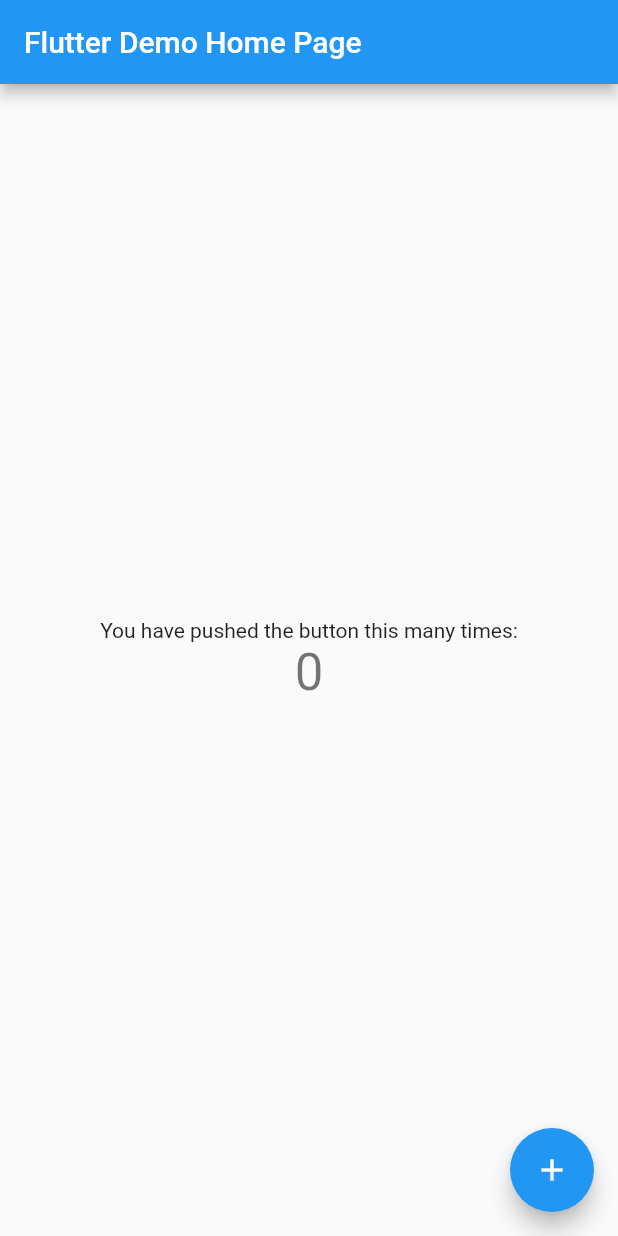
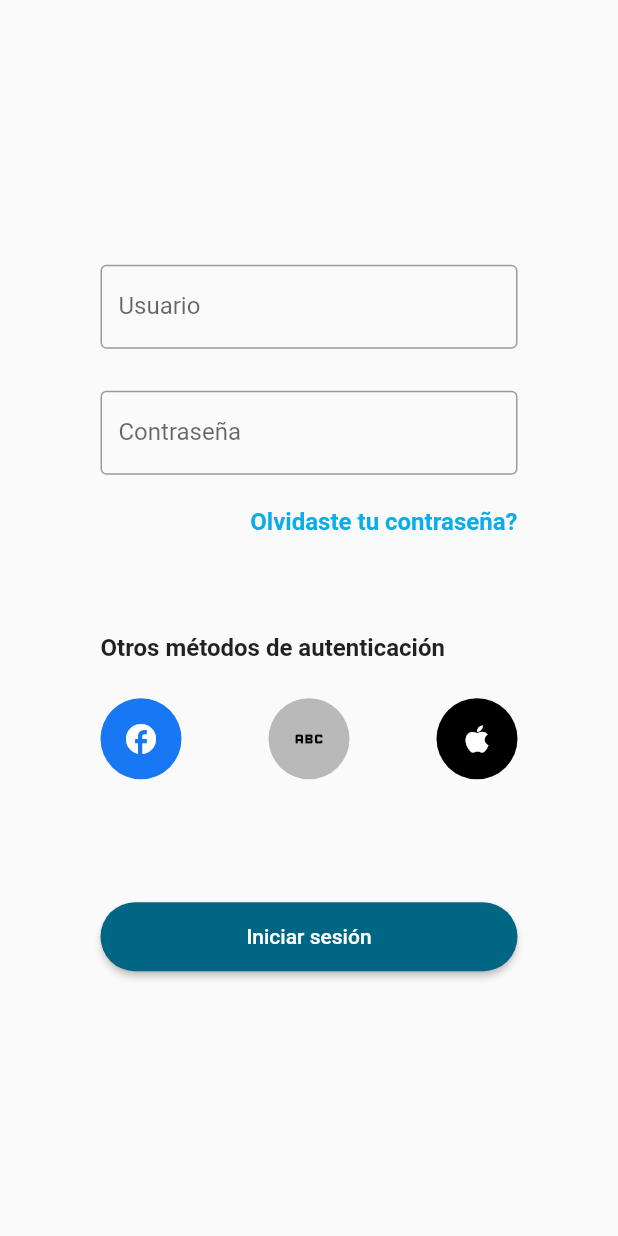
Before and after one commit to Acurame/cuervo_app, a Flutter app: the screen it shows after launch, on a phone screen of 412 x 824 dp. Run offline on Flutter 3.47's test engine with Material 2 defaults, Android fonts, the phone set to English and light mode, and no system bars.

Commit message:
lo que emos visto en clase

```diff
--- /dev/null
+++ b/lib/login.dart
@@ -0,0 +1,146 @@
+import 'package:flutter/material.dart';
+
+class LoginScreen extends StatefulWidget {
+  const LoginScreen({Key? key}) : super(key: key);
+
+  @override
+  State<LoginScreen> createState() => _LoginScreenState();
+}
+
+class _LoginScreenState extends State<LoginScreen> {
+  @override
+  Widget build(BuildContext context) {
+    return Scaffold(
+      body: Center(
+        child: Column(
+          mainAxisAlignment: MainAxisAlignment.center,
+          crossAxisAlignment: CrossAxisAlignment.start,
+          children: [
+            Column(
+              mainAxisAlignment: MainAxisAlignment.center,
+              crossAxisAlignment: CrossAxisAlignment.end,
+              children: [
+                Container(
+                  width: 278,
+                  height: 56,
+                  child: const TextField(
+                    decoration: InputDecoration(
+                      labelText: "Usuario",
+                      border: OutlineInputBorder(),
+                    ),
+                  ),
+                ),
+                const SizedBox(height: 28),
+                Container(
+                  width: 278,
+                  height: 56,
+                  child: const TextField(
+                    decoration: InputDecoration(
+                      labelText: "Contraseña",
+                      border: OutlineInputBorder(),
+                    ),
+                  ),
+                ),
+                const SizedBox(height: 22),
+                const Text(
+                  "Olvidaste tu contraseña?",
+                  style: TextStyle(
+                    color: Color(0xFF09ADEA),
+                    fontSize: 16.0,
+                    fontWeight: FontWeight.w600,
+                  ),
+                ),
+              ],
+            ),
+            const SizedBox(height: 65),
+            Column(
+              crossAxisAlignment: CrossAxisAlignment.start,
+              children: [
+                Text(
+                  "Otros métodos de autenticación",
+                  style: const TextStyle(
+                    fontSize: 16.0,
+                    fontWeight: FontWeight.w600,
+                  ),
+                ),
+                const SizedBox(
+                  height: 24,
+                ),
+                Container(
+                  width: 278.0,
+                  child: Row(
+                    mainAxisAlignment: MainAxisAlignment.spaceBetween,
+                    children: [
+                      Ink(
+                        width: 54.0,
+                        height: 54.0,
+                        decoration: const ShapeDecoration(
+                          color: Color(0xFF1877F2),
+                          shape: CircleBorder(),
+                        ),
+                        child: IconButton(
+                          padding: const EdgeInsets.all(6.0),
+                          icon: const Icon(Icons.facebook),
+                          color: Colors.white,
+                          onPressed: () {},
+                        ),
+                      ),
+                      Ink(
+                        width: 54.0,
+                        height: 54.0,
+                        decoration: const ShapeDecoration(
+                          color: Colors.black26,
+                          shape: CircleBorder(),
+                        ),
+                        child: IconButton(
+                          padding: const EdgeInsets.all(6.0),
+                          icon: const Icon(Icons.abc),
+                          color: Colors.black,
+                          onPressed: () {},
+                        ),
+                      ),
+                      Ink(
+                        width: 54.0,
+                        height: 54.0,
+                        decoration: const ShapeDecoration(
+                          color: Colors.black,
+                          shape: CircleBorder(),
+                        ),
+                        child: IconButton(
+                          padding: const EdgeInsets.all(6.0),
+                          icon: const Icon(Icons.apple),
+                          color: Colors.white,
+                          onPressed: () {},
+                        ),
+                      ),
+                    ],
+                  ),
+                ),
+                const SizedBox(
+                  height: 82.0,
+                ),
+                SizedBox(
+                  width: 278,
+                  height: 46,
+                  child: ElevatedButton(
+                    style: ButtonStyle(
+                        backgroundColor: MaterialStateProperty.all(
+                          const Color(0xFF006684),
+                        ),
+                        shape:
+                            MaterialStateProperty.all<RoundedRectangleBorder>(
+                                RoundedRectangleBorder(
+                          borderRadius: BorderRadius.circular(92.0),
+                        ))),
+                    onPressed: () {},
+                    child: const Text('Iniciar sesión'),
+                  ),
+                ),
+              ],
+            ),
+          ],
+        ),
+      ),
+    );
+  }
+}
--- a/lib/main.dart
+++ b/lib/main.dart
@@ -1,3 +1,4 @@
+import 'package:cuervo_app/login.dart';
 import 'package:flutter/material.dart';
 
 void main() {
@@ -11,105 +12,14 @@
   @override
   Widget build(BuildContext context) {
     return MaterialApp(
-      title: 'Flutter Demo',
+      debugShowCheckedModeBanner: false,
+      title: 'Titulo',
       theme: ThemeData(
-        // This is the theme of your application.
-        //
-        // Try running your application with "flutter run". You'll see the
-        // application has a blue toolbar. Then, without quitting the app, try
-        // changing the primarySwatch below to Colors.green and then invoke
-        // "hot reload" (press "r" in the console where you ran "flutter run",
-        // or simply save your changes to "hot reload" in a Flutter IDE).
-        // Notice that the counter didn't reset back to zero; the application
-        // is not restarted.
         primarySwatch: Colors.blue,
+        brightness: Brightness.light,
+        appBarTheme: const AppBarTheme(backgroundColor: Colors.black),
       ),
-      home: const MyHomePage(title: 'Flutter Demo Home Page'),
+      home: const LoginScreen(),
     );
   }
 }
-
-class MyHomePage extends StatefulWidget {
-  const MyHomePage({Key? key, required this.title}) : super(key: key);
-
-  // This widget is the home page of your application. It is stateful, meaning
-  // that it has a State object (defined below) that contains fields that affect
-  // how it looks.
-
-  // This class is the configuration for the state. It holds the values (in this
-  // case the title) provided by the parent (in this case the App widget) and
-  // used by the build method of the State. Fields in a Widget subclass are
-  // always marked "final".
-
-  final String title;
-
-  @override
-  State<MyHomePage> createState() => _MyHomePageState();
-}
-
-class _MyHomePageState extends State<MyHomePage> {
-  int _counter = 0;
-
-  void _incrementCounter() {
-    setState(() {
-      // This call to setState tells the Flutter framework that something has
-      // changed in this State, which causes it to rerun the build method below
-      // so that the display can reflect the updated values. If we changed
-      // _counter without calling setState(), then the build method would not be
-      // called again, and so nothing would appear to happen.
-      _counter++;
-    });
-  }
-
-  @override
-  Widget build(BuildContext context) {
-    // This method is rerun every time setState is called, for instance as done
-    // by the _incrementCounter method above.
-    //
-    // The Flutter framework has been optimized to make rerunning build methods
-    // fast, so that you can just rebuild anything that needs updating rather
-    // than having to individually change instances of widgets.
-    return Scaffold(
-      appBar: AppBar(
-        // Here we take the value from the MyHomePage object that was created by
-        // the App.build method, and use it to set our appbar title.
-        title: Text(widget.title),
-      ),
-      body: Center(
-        // Center is a layout widget. It takes a single child and positions it
-        // in the middle of the parent.
-        child: Column(
-          // Column is also a layout widget. It takes a list of children and
-          // arranges them vertically. By default, it sizes itself to fit its
-          // children horizontally, and tries to be as tall as its parent.
-          //
-          // Invoke "debug painting" (press "p" in the console, choose the
-          // "Toggle Debug Paint" action from the Flutter Inspector in Android
-          // Studio, or the "Toggle Debug Paint" command in Visual Studio Code)
-          // to see the wireframe for each widget.
-          //
-          // Column has various properties to control how it sizes itself and
-          // how it positions its children. Here we use mainAxisAlignment to
-          // center the children vertically; the main axis here is the vertical
-          // axis because Columns are vertical (the cross axis would be
-          // horizontal).
-          mainAxisAlignment: MainAxisAlignment.center,
-          children: <Widget>[
-            const Text(
-              'You have pushed the button this many times:',
-            ),
-            Text(
-              '$_counter',
-              style: Theme.of(context).textTheme.headline4,
-            ),
-          ],
-        ),
-      ),
-      floatingActionButton: FloatingActionButton(
-        onPressed: _incrementCounter,
-        tooltip: 'Increment',
-        child: const Icon(Icons.add),
-      ), // This trailing comma makes auto-formatting nicer for build methods.
-    );
-  }
-}
--- a/pubspec.yaml
+++ b/pubspec.yaml
@@ -34,6 +34,7 @@
   # The following adds the Cupertino Icons font to your application.
   # Use with the CupertinoIcons class for iOS style icons.
   cupertino_icons: ^1.0.2
+  material: ^1.0.0+2
 
 dev_dependencies:
   flutter_test:
```
Also changed, not shown: pubspec.lock, 1 other file.
